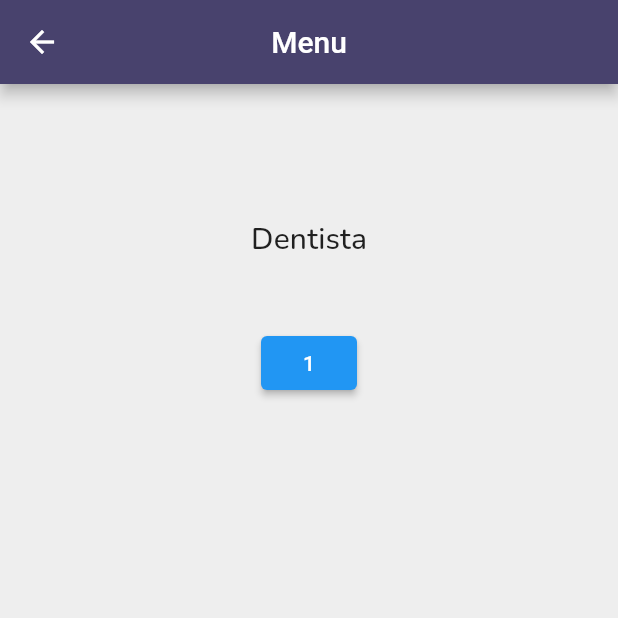
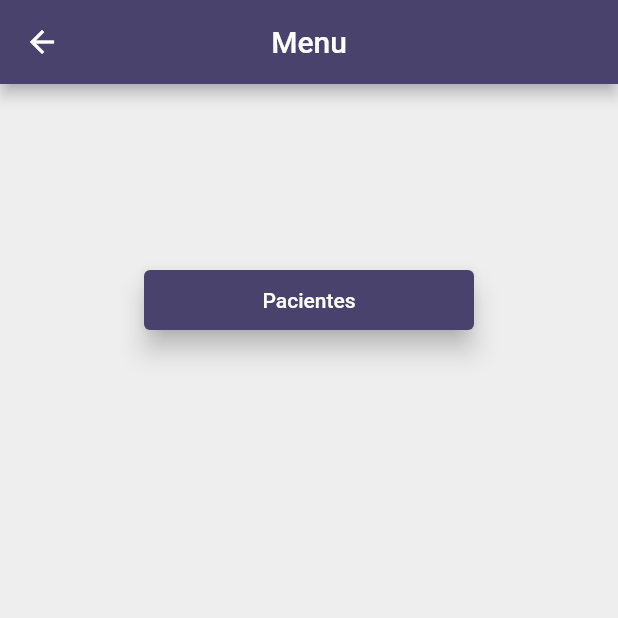
Before and after one commit to fcraveiro/oa_main, a Flutter app: the Menu screen opened by its route, on a phone screen of 412 x 824 dp, the top half of it. Run offline on Flutter 3.47's test engine with Material 2 defaults, Android fonts, the phone set to English and light mode, and no system bars; our stand-ins replace flutter_slidable, font_awesome_flutter, get, get_storage, google_fonts, supabase; missing offline and left inert: oa_fone; accounts and stored records are empty.

Commit message:
Pacientes

```diff
--- a/lib/main.dart
+++ b/lib/main.dart
@@ -5,6 +5,7 @@ import 'package:get/get.dart';
 import 'package:get_storage/get_storage.dart';
 import 'package:oa_main/inicio.dart';
 import 'package:oa_main/menu.dart';
+import 'package:oa_main/paginas/pacientes/pacientes.dart';
 import 'package:oa_main/unknowpage.dart';
 
 void main() async {
@@ -19,7 +20,7 @@ class MyApp extends StatelessWidget {
   Widget build(BuildContext context) {
     SystemChrome.setSystemUIOverlayStyle(
       const SystemUiOverlayStyle(
-        statusBarColor: Color(0xFF7B1FA2),
+        statusBarColor: Color(0xFF48426D),
       ),
     );
 
@@ -48,6 +49,10 @@ class MyApp extends StatelessWidget {
             name: '/menu/',
             page: () => const Menu(),
             transition: Transition.zoom),
+        GetPage(
+            name: '/pacientes/',
+            page: () => const Pacientes(),
+            transition: Transition.zoom),
 
 /*
         GetPage(
--- a/lib/menu.dart
+++ b/lib/menu.dart
@@ -1,8 +1,8 @@
 import 'dart:developer';
 import 'package:flutter/material.dart';
+import 'package:get/get.dart';
 import 'package:get_storage/get_storage.dart';
 import 'package:google_fonts/google_fonts.dart';
-import 'package:oa_main/inicio.dart';
 
 class Menu extends StatefulWidget {
   const Menu({Key? key}) : super(key: key);
@@ -35,27 +35,20 @@ class _MenuState extends State<Menu> {
         child: Column(
           children: [
             const SizedBox(
-              height: 90,
-            ),
-            Text(
-              'Dentista',
-              style: GoogleFonts.nunito(
-                  fontSize: 20, letterSpacing: .1, fontWeight: FontWeight.w500),
-            ),
-            const SizedBox(
-              height: 45,
+              height: 120,
             ),
             ElevatedButton(
-              style: const ButtonStyle(),
+              style: ElevatedButton.styleFrom(
+                elevation: 7,
+                fixedSize: const Size(220, 40),
+                primary: const Color(0xFF48426D),
+                onSurface: Colors.black,
+              ),
               onPressed: () {
-                Navigator.of(context).push(
-                  MaterialPageRoute(
-                    builder: (context) => const Inicio(),
-                  ),
-                );
+                Get.toNamed("/pacientes/");
               },
               child: Text(
-                dentistaAtual.toString(),
+                'Pacientes',
                 style: GoogleFonts.montserratAlternates(),
               ),
             ),
```
Also changed, not shown: lib/paginas/pacientes/pacientes.dart (+24 -20 lines).
